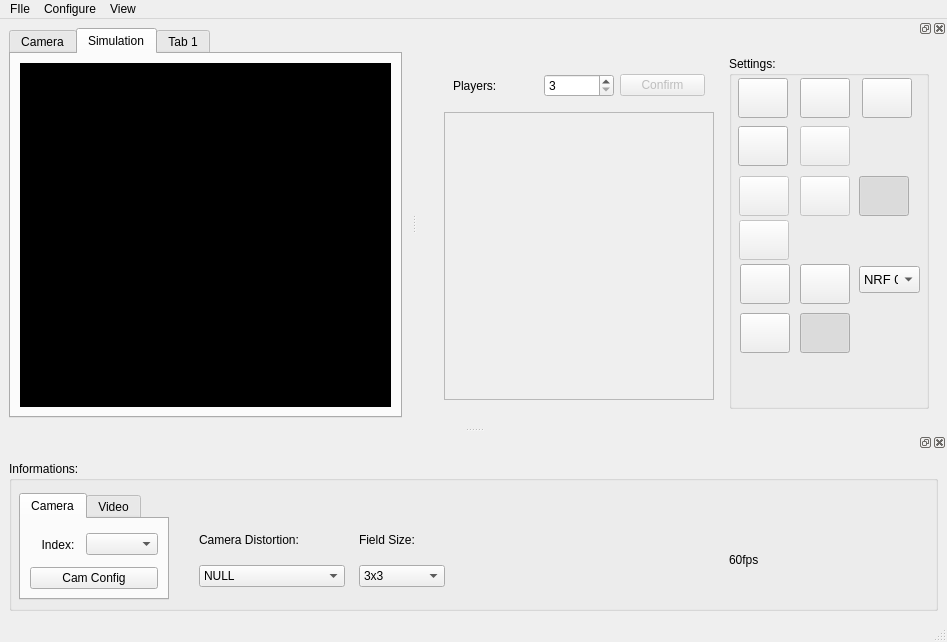
First picture: the form in src/Windows/MainVSSWindow.ui, repository robocin/vss-vision, before the edit.
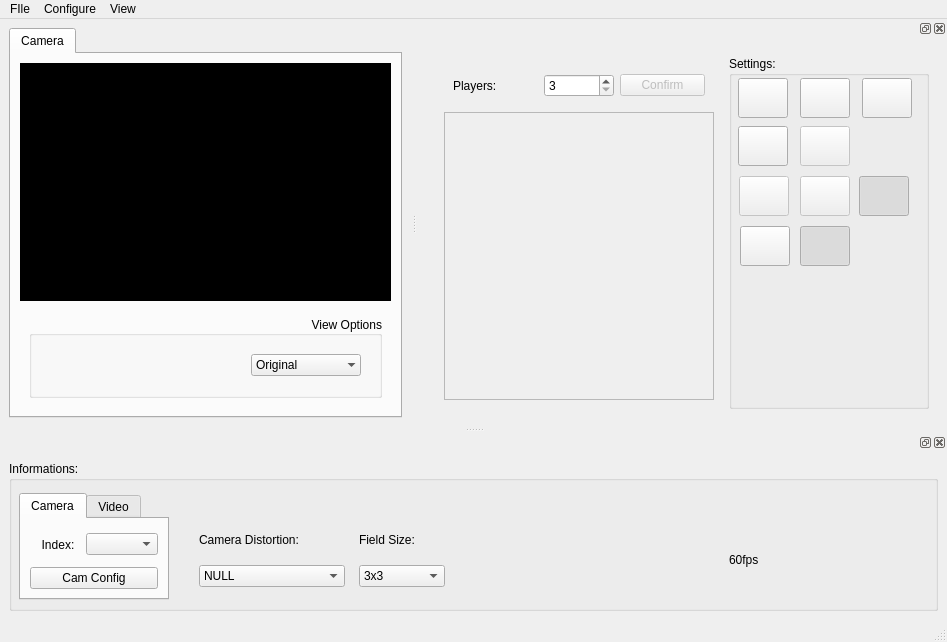
Second picture: the form after the edit. The open tabs and pages were chosen to show the change. Icons and pictures are not drawn.

What changed in the file:
```diff
--- a/src/Windows/MainVSSWindow.ui
+++ b/src/Windows/MainVSSWindow.ui
@@ -168,89 +168,6 @@
         </item>
        </layout>
       </widget>
-      <widget class="QWidget" name="simulationTab">
-       <attribute name="title">
-        <string>Simulation</string>
-       </attribute>
-       <layout class="QGridLayout" name="gridLayout_3">
-        <item row="0" column="0">
-         <widget class="QFrame" name="simulationFrame">
-          <property name="sizePolicy">
-           <sizepolicy hsizetype="Expanding" vsizetype="Expanding">
-            <horstretch>0</horstretch>
-            <verstretch>0</verstretch>
-           </sizepolicy>
-          </property>
-          <property name="minimumSize">
-           <size>
-            <width>0</width>
-            <height>0</height>
-           </size>
-          </property>
-          <property name="maximumSize">
-           <size>
-            <width>16777215</width>
-            <height>16777215</height>
-           </size>
-          </property>
-          <property name="styleSheet">
-           <string notr="true">background-color: rgb(0, 0, 0);</string>
-          </property>
-          <property name="frameShape">
-           <enum>QFrame::StyledPanel</enum>
-          </property>
-          <property name="frameShadow">
-           <enum>QFrame::Raised</enum>
-          </property>
-          <widget class="QLabel" name="simulationLabel">
-           <property name="geometry">
-            <rect>
-             <x>70</x>
-             <y>50</y>
-             <width>321</width>
-             <height>221</height>
-            </rect>
-           </property>
-           <property name="sizePolicy">
-            <sizepolicy hsizetype="Expanding" vsizetype="Expanding">
-             <horstretch>4</horstretch>
-             <verstretch>3</verstretch>
-            </sizepolicy>
-           </property>
-           <property name="minimumSize">
-            <size>
-             <width>0</width>
-             <height>0</height>
-            </size>
-           </property>
-           <property name="mouseTracking">
-            <bool>true</bool>
-           </property>
-           <property name="autoFillBackground">
-            <bool>false</bool>
-           </property>
-           <property name="styleSheet">
-            <string notr="true">background-color: rgb(0, 0, 0);</string>
-           </property>
-           <property name="text">
-            <string/>
-           </property>
-           <property name="scaledContents">
-            <bool>true</bool>
-           </property>
-           <property name="alignment">
-            <set>Qt::AlignCenter</set>
-           </property>
-          </widget>
-         </widget>
-        </item>
-       </layout>
-      </widget>
-      <widget class="QWidget" name="tab">
-       <attribute name="title">
-        <string>Tab 1</string>
-       </attribute>
-      </widget>
      </widget>
     </item>
    </layout>
@@ -691,7 +608,7 @@
            <property name="geometry">
             <rect>
              <x>71</x>
-             <y>257</y>
+             <y>170</y>
              <width>50</width>
              <height>40</height>
             </rect>
@@ -723,41 +640,6 @@
             <bool>true</bool>
            </property>
           </widget>
-          <widget class="QPushButton" name="communicationPushButton">
-           <property name="enabled">
-            <bool>true</bool>
-           </property>
-           <property name="geometry">
-            <rect>
-             <x>11</x>
-             <y>208</y>
-             <width>50</width>
-             <height>40</height>
-            </rect>
-           </property>
-           <property name="toolTip">
-            <string>&lt;html&gt;&lt;head/&gt;&lt;body&gt;&lt;p&gt;Start Communication Button&lt;/p&gt;&lt;p&gt;This button starts communication with the robot.&lt;/p&gt;&lt;p&gt;&lt;br/&gt;&lt;/p&gt;&lt;p&gt;The shortcut of this button is the number 5.&lt;/p&gt;&lt;/body&gt;&lt;/html&gt;</string>
-           </property>
-           <property name="text">
-            <string/>
-           </property>
-           <property name="icon">
-            <iconset resource="../iconTools/icontools.qrc">
-             <normaloff>:/image/icon/020-difussion.png</normaloff>:/image/icon/020-difussion.png</iconset>
-           </property>
-           <property name="iconSize">
-            <size>
-             <width>30</width>
-             <height>30</height>
-            </size>
-           </property>
-           <property name="shortcut">
-            <string>5</string>
-           </property>
-           <property name="checkable">
-            <bool>true</bool>
-           </property>
-          </widget>
           <widget class="QPushButton" name="capturePushButton">
            <property name="geometry">
             <rect>
@@ -831,41 +713,6 @@
             <bool>true</bool>
            </property>
           </widget>
-          <widget class="QPushButton" name="strategyInitPushButton">
-           <property name="enabled">
-            <bool>false</bool>
-           </property>
-           <property name="geometry">
-            <rect>
-             <x>10</x>
-             <y>164</y>
-             <width>50</width>
-             <height>40</height>
-            </rect>
-           </property>
-           <property name="toolTip">
-            <string>&lt;html&gt;&lt;head/&gt;&lt;body&gt;&lt;p&gt;Start Strategy Button&lt;/p&gt;&lt;p&gt;This button starts the strategy, decision and behavior system.&lt;/p&gt;&lt;p&gt;&lt;br/&gt;&lt;/p&gt;&lt;p&gt;The shortcut of this button is the number 4.&lt;/p&gt;&lt;/body&gt;&lt;/html&gt;</string>
-           </property>
-           <property name="text">
-            <string/>
-           </property>
-           <property name="icon">
-            <iconset resource="../iconTools/icontools.qrc">
-             <normaloff>:/image/icon/017-strategy.png</normaloff>:/image/icon/017-strategy.png</iconset>
-           </property>
-           <property name="iconSize">
-            <size>
-             <width>30</width>
-             <height>30</height>
-            </size>
-           </property>
-           <property name="shortcut">
-            <string>4</string>
-           </property>
-           <property name="checkable">
-            <bool>true</bool>
-           </property>
-          </widget>
           <widget class="QPushButton" name="visionInitPushButton">
            <property name="enabled">
             <bool>false</bool>
@@ -949,7 +796,7 @@
            <property name="geometry">
             <rect>
              <x>11</x>
-             <y>257</y>
+             <y>170</y>
              <width>50</width>
              <height>40</height>
             </rect>
@@ -995,44 +842,6 @@
             <bool>false</bool>
            </property>
           </widget>
-          <widget class="QComboBox" name="communicationModeComboBox">
-           <property name="geometry">
-            <rect>
-             <x>130</x>
-             <y>210</y>
-             <width>61</width>
-             <height>27</height>
-            </rect>
-           </property>
-           <property name="font">
-            <font>
-             <pointsize>10</pointsize>
-            </font>
-           </property>
-           <property name="toolTip">
-            <string>&lt;html&gt;&lt;head/&gt;&lt;body&gt;&lt;p&gt;Mode&lt;/p&gt;&lt;p&gt;   This button is used to select the communication mode. For more information read the documentation.&lt;/p&gt;&lt;p&gt;&lt;br/&gt;&lt;/p&gt;&lt;p&gt;The shortcut of this button is the letter r in the keyboard.&lt;/p&gt;&lt;/body&gt;&lt;/html&gt;</string>
-           </property>
-           <item>
-            <property name="text">
-             <string>NRF 0</string>
-            </property>
-           </item>
-           <item>
-            <property name="text">
-             <string>NRF 1</string>
-            </property>
-           </item>
-           <item>
-            <property name="text">
-             <string>XBee 0</string>
-            </property>
-           </item>
-           <item>
-            <property name="text">
-             <string>XBee 1</string>
-            </property>
-           </item>
-          </widget>
           <widget class="QPushButton" name="calibrateFieldPointspushButton">
            <property name="enabled">
             <bool>false</bool>
@@ -1174,38 +983,6 @@
             <bool>false</bool>
            </property>
           </widget>
-          <widget class="QPushButton" name="communicationResetPushButton">
-           <property name="enabled">
-            <bool>true</bool>
-           </property>
-           <property name="geometry">
-            <rect>
-             <x>71</x>
-             <y>208</y>
-             <width>50</width>
-             <height>40</height>
-            </rect>
-           </property>
-           <property name="toolTip">
-            <string>&lt;html&gt;&lt;head/&gt;&lt;body&gt;&lt;p&gt;Reset Communication Button&lt;/p&gt;&lt;p&gt;This button resets the communication system.&lt;br/&gt;&lt;/p&gt;&lt;p&gt;The shortcut of this button is the letter r in the keyboard.&lt;/p&gt;&lt;/body&gt;&lt;/html&gt;</string>
-           </property>
-           <property name="text">
-            <string/>
-           </property>
-           <property name="icon">
-            <iconset resource="../iconTools/icontools.qrc">
-             <normaloff>:/image/icon/009-reset.png</normaloff>:/image/icon/009-reset.png</iconset>
-           </property>
-           <property name="iconSize">
-            <size>
-             <width>30</width>
-             <height>30</height>
-            </size>
-           </property>
-           <property name="shortcut">
-            <string>R</string>
-           </property>
-          </widget>
          </widget>
         </item>
        </layout>
```
Left out of the diff: 7 changed lines with no effect on the pictures.
